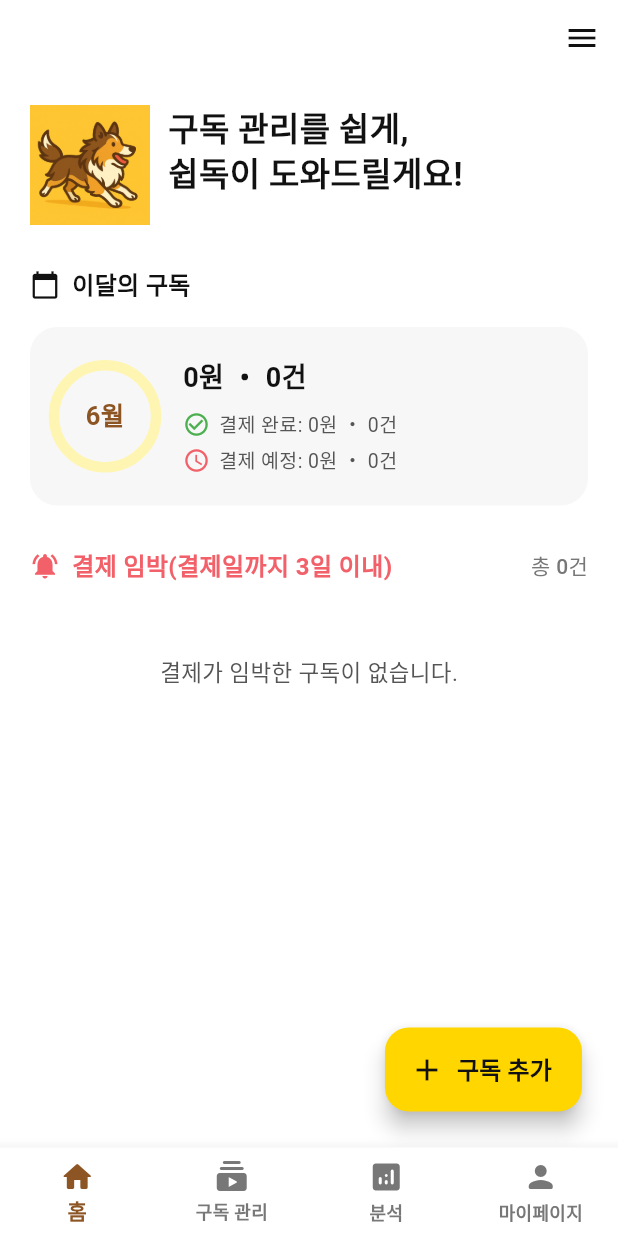
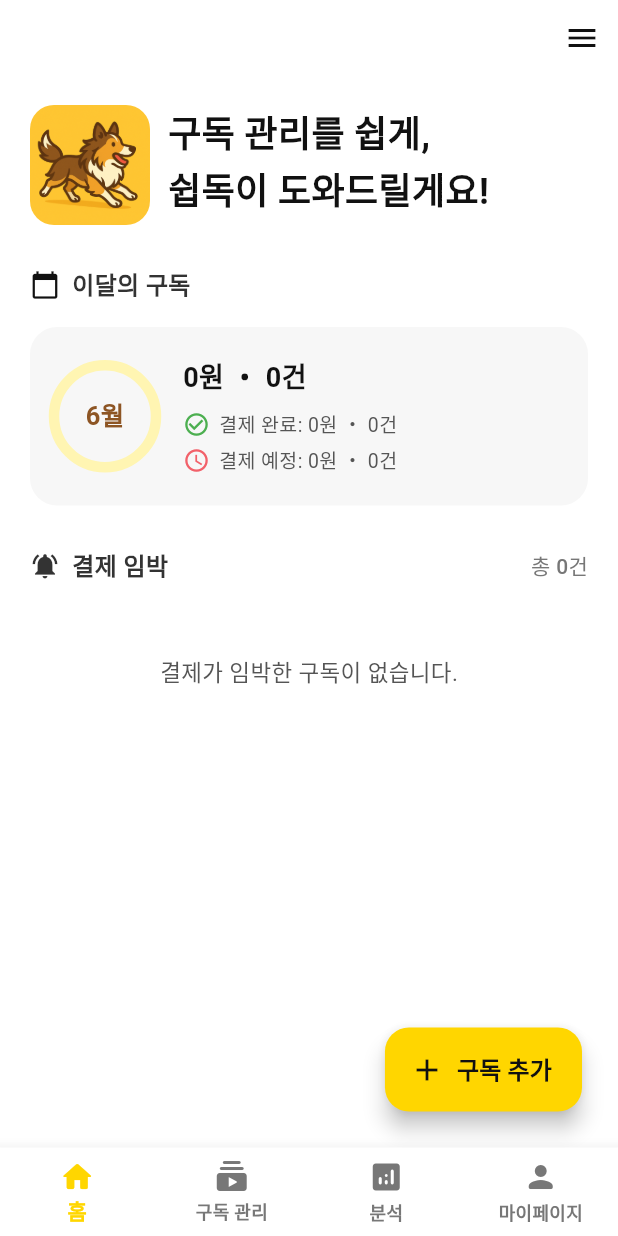
Before and after one commit to AtmosCat/sheepdog, a Flutter app: the screen it shows after launch, on a phone screen of 412 x 824 dp. Run offline on Flutter 3.47's test engine with Material 3 defaults, Android fonts, the phone set to English and light mode, and no system bars; our stand-ins replace flutter_colorpicker, flutter_riverpod, fluttertoast, sqflite; missing offline and left inert: xml2json; accounts and stored records are empty.

Commit message:
분석 페이지 개발 전 커밋

```diff
--- a/lib/ui/pages/home/home_page.dart
+++ b/lib/ui/pages/home/home_page.dart
@@ -188,21 +188,23 @@ class _HomeState extends State<HomePage> {
                       Container(
                         width: 80,
                         height: 80,
-                        decoration: BoxDecoration(
-                          color: AppColor.mainYellow.of(context),
-                          shape: BoxShape.circle,
+                        child: ClipRRect(
+                          borderRadius: BorderRadius.circular(16), // 원하는 둥근 정도
+                          child: Image.asset(
+                            'lib/assets/icons/icon6.png',
+                            fit: BoxFit.contain,
+                          ),
                         ),
-                        child: Image.asset('lib/assets/icons/icon6.png'),
                       ),
                       const SizedBox(width: 12),
                       Expanded(
                         child: Text(
                           '구독 관리를 쉽게,\n쉽독이 도와드릴게요!',
                           style: TextStyle(
-                            fontSize: 22,
+                            fontSize: 24,
                             fontWeight: FontWeight.bold,
                             color: AppColor.deepBlack.of(context),
-                            height: 1.3,
+                            height: 1.5,
                           ),
                         ),
                       ),
@@ -224,7 +226,7 @@ class _HomeState extends State<HomePage> {
                       Text(
                         '이달의 구독',
                         style: TextStyle(
-                          color: AppColor.deepBlack.of(context),
+                          color: AppColor.defaultBlack.of(context),
                           fontWeight: FontWeight.bold,
                           fontSize: 16,
                         ),
@@ -369,14 +371,14 @@ class _HomeState extends State<HomePage> {
                     children: [
                       Icon(
                         Icons.notifications_active,
-                        color: AppColor.primaryRed.of(context),
+                        color: AppColor.defaultBlack.of(context),
                         size: 20,
                       ),
                       const SizedBox(width: 8),
                       Text(
-                        '결제 임박(결제일까지 3일 이내)',
+                        '결제 임박',
                         style: TextStyle(
-                          color: AppColor.primaryRed.of(context),
+                          color: AppColor.defaultBlack.of(context),
                           fontWeight: FontWeight.bold,
                           fontSize: 16,
                         ),
@@ -669,7 +671,7 @@ class _HomeState extends State<HomePage> {
         },
         backgroundColor: AppColor.containerWhite.of(context),
         type: BottomNavigationBarType.fixed,
-        selectedItemColor: AppColor.mainBrown.of(context),
+        selectedItemColor: AppColor.mainYellow.of(context),
         unselectedItemColor: AppColor.gray20.of(context),
         items: const [
           BottomNavigationBarItem(icon: Icon(Icons.home_rounded), label: '홈'),
--- a/lib/ui/pages/subscription_add/subscription_add_page.dart
+++ b/lib/ui/pages/subscription_add/subscription_add_page.dart
@@ -74,6 +74,11 @@ class _ServiceInputDialogState extends State<_ServiceInputDialog> {
               ],
             ),
             const SizedBox(height: 12),
+            // Row(
+            //   children: [
+            //     Image.asset('lib/assets/images/service/youtube.png', width: 40,),
+            //   ],
+            // ),
             Expanded(
               child: ListView(
                 children: emojiCategories.entries.map((entry) {
--- a/lib/ui/pages/subscription_management/subscription_management_page.dart
+++ b/lib/ui/pages/subscription_management/subscription_management_page.dart
@@ -438,7 +438,7 @@ class _SubscriptionManagementPageState
         },
         backgroundColor: AppColor.containerWhite.of(context),
         type: BottomNavigationBarType.fixed,
-        selectedItemColor: AppColor.mainBrown.of(context),
+        selectedItemColor: AppColor.mainYellow.of(context),
         unselectedItemColor: AppColor.gray20.of(context),
         items: const [
           BottomNavigationBarItem(icon: Icon(Icons.home_rounded), label: '홈'),
--- a/pubspec.yaml
+++ b/pubspec.yaml
@@ -72,6 +72,7 @@ flutter:
     - lib/assets/images/bank/
     - lib/assets/images/card/
     - lib/assets/images/pay/
+    - lib/assets/images/service/
     - lib/assets/icons/
 
   # An image asset can refer to one or more resolution-specific "variants", see
```
Also changed, not shown: lib/assets/images/service/youtube.png (added).
